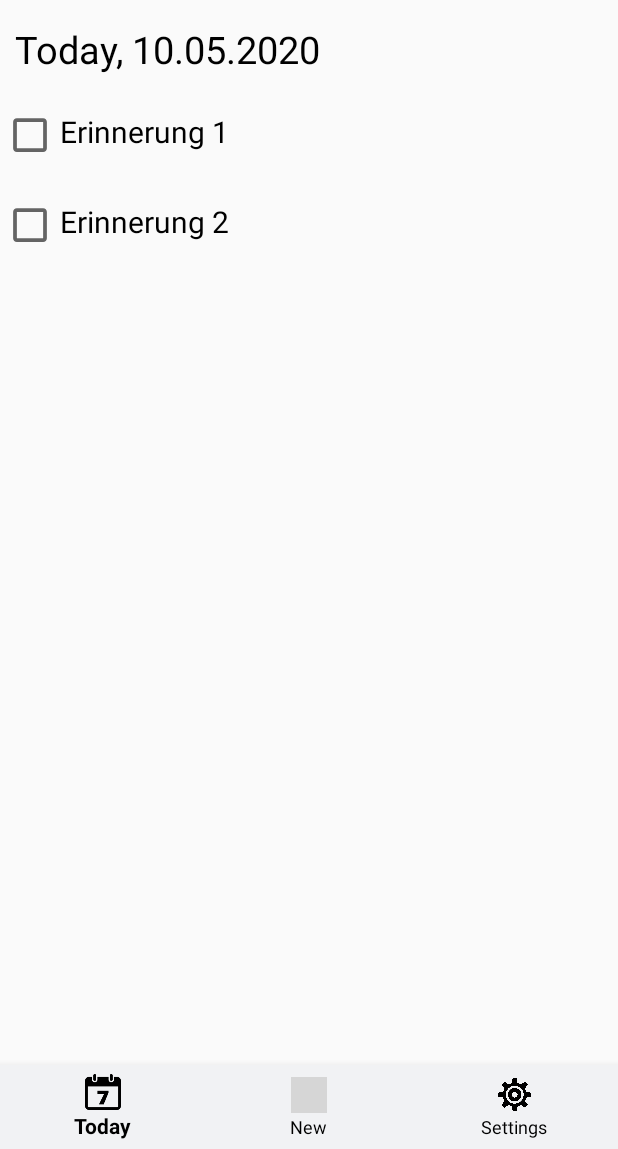
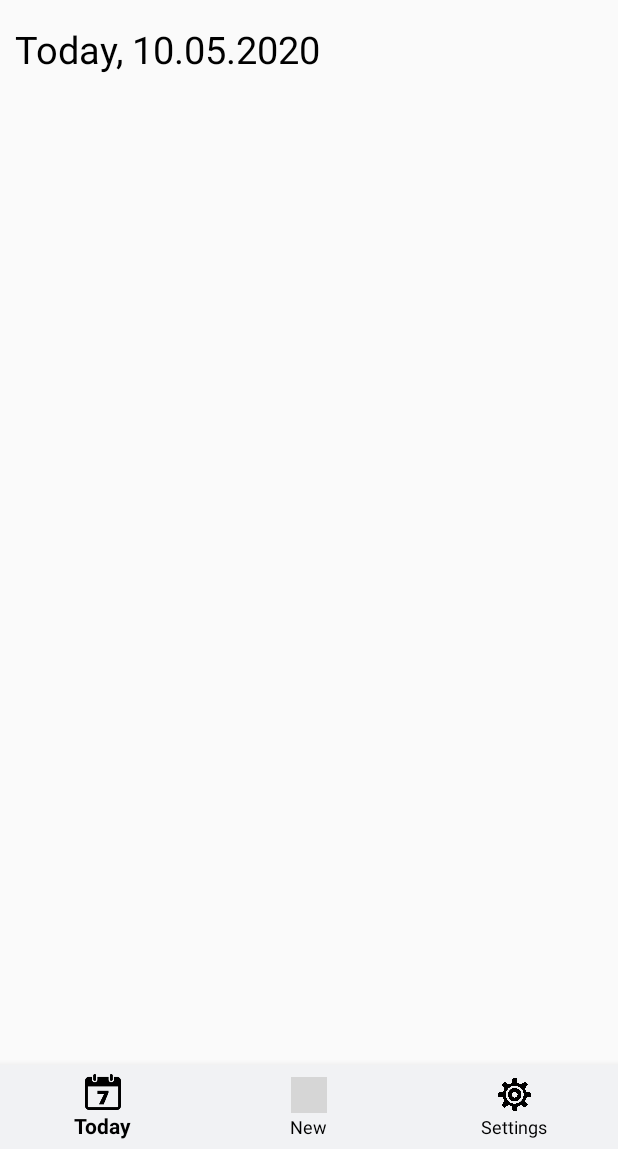
Before and after one commit to reischc/Rimbo, an Android app: the screen it shows after launch (MainActivity), on a phone screen of 412 x 824 dp, the part 87-1236 px from its top. Run offline under Robolectric (Android 15) with nearby library versions, the light colour scheme and no system bars; grey boxes are pictures that could not be loaded.

Commit message:
28.05.2020, 13:00, add Reminder finished

```diff
--- a/app/src/main/java/com/rimbo/MainActivity.java
+++ b/app/src/main/java/com/rimbo/MainActivity.java
@@ -10,18 +10,23 @@ import android.view.Menu;
 import android.view.MenuItem;
 import android.view.View;
 import android.widget.Button;
+import android.widget.ListView;
 import android.widget.Toast;
 import com.google.android.material.bottomnavigation.BottomNavigationItemView;
 import com.google.android.material.bottomnavigation.BottomNavigationView;
 
 
 public class MainActivity extends AppCompatActivity {
+    private ListView listViewReminder;
 
     @Override
     protected void onCreate(Bundle savedInstanceState) {
         super.onCreate(savedInstanceState);
         setContentView(R.layout.activity_main);
         BottomNavigationView bottomNavigationView = (BottomNavigationView) findViewById(R.id.bottom_navigation);
+        this.listViewReminder = (ListView)findViewById(R.id.listViewReminder);
+
+
         bottomNavigationView.setOnNavigationItemSelectedListener(new BottomNavigationView.OnNavigationItemSelectedListener() {
             @Override
             public boolean onNavigationItemSelected(@NonNull MenuItem item) {
--- a/app/src/main/res/layout/activity_main.xml
+++ b/app/src/main/res/layout/activity_main.xml
@@ -37,51 +37,20 @@
             android:textFontWeight="600"
             android:textColor="#000000"/>
 
-        <LinearLayout
-            android:layout_width="match_parent"
-            android:layout_height="60dp"
-            android:orientation="horizontal"
-            android:paddingTop="20dp">
-            <CheckBox
-                android:buttonTint="#000000"
-            android:id="@+id/item_switch_1"
-            android:layout_width="40dp"
-            android:layout_height="40dp"
-            android:button="@null"
-            android:background="?android:attr/listChoiceIndicatorMultiple" />
-
-            <TextView
-                android:id="@+id/textView3"
-                android:layout_width="match_parent"
-                android:layout_height="wrap_content"
-                android:layout_weight="1"
-                android:text="Erinnerung 1"
-                android:textSize="20dp"
-                android:textColor="#000000" />
-        </LinearLayout>
-        <LinearLayout
-            android:layout_width="match_parent"
-            android:layout_height="60dp"
-            android:orientation="horizontal"
-            android:paddingTop="20dp">
-            <CheckBox
-                android:buttonTint="#000000"
-                android:id="@+id/item_switch"
-                android:layout_width="40dp"
-                android:layout_height="40dp"
-                android:button="@null"
-                android:background="?android:attr/listChoiceIndicatorMultiple" />
-
-            <TextView
-                android:id="@+id/textView2"
-                android:layout_width="match_parent"
-                android:layout_height="wrap_content"
-                android:layout_weight="1"
-                android:text="Erinnerung 2"
-                android:textSize="20dp"
-                android:textColor="#000000" />
-        </LinearLayout>
-
+        <ListView
+            android:id="@+id/listViewReminder"
+            android:layout_width="wrap_content"
+            android:layout_height="548dp"
+            android:layout_marginStart="16dp"
+            android:layout_marginLeft="16dp"
+            android:layout_marginTop="16dp"
+            android:layout_marginEnd="16dp"
+            android:layout_marginRight="16dp"
+            android:layout_marginBottom="16dp"
+            app:layout_constraintBottom_toTopOf="@+id/button"
+            app:layout_constraintEnd_toEndOf="parent"
+            app:layout_constraintStart_toStartOf="parent"
+            app:layout_constraintTop_toTopOf="parent" />
 
     </LinearLayout>
 
```
